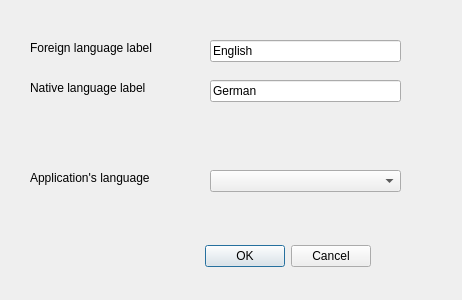
Old version of the form applicationsettings.ui in the repository nikolai-baschinski/UVT.
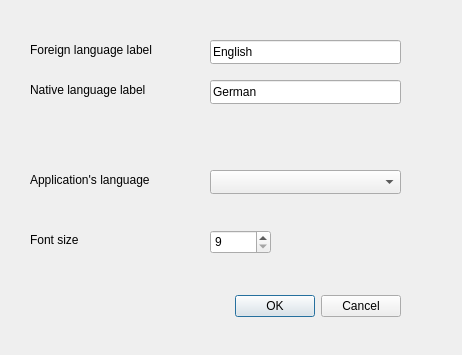
New version of the form.

```diff
--- a/applicationsettings.ui
+++ b/applicationsettings.ui
@@ -7,7 +7,7 @@
     <x>0</x>
     <y>0</y>
     <width>462</width>
-    <height>300</height>
+    <height>355</height>
    </rect>
   </property>
   <property name="windowTitle">
@@ -16,8 +16,8 @@
   <widget class="QDialogButtonBox" name="buttonBox">
    <property name="geometry">
     <rect>
-     <x>30</x>
-     <y>240</y>
+     <x>60</x>
+     <y>290</y>
      <width>341</width>
      <height>32</height>
     </rect>
@@ -35,7 +35,7 @@
      <x>210</x>
      <y>40</y>
      <width>191</width>
-     <height>22</height>
+     <height>24</height>
     </rect>
    </property>
    <property name="text">
@@ -48,7 +48,7 @@
      <x>210</x>
      <y>80</y>
      <width>191</width>
-     <height>22</height>
+     <height>24</height>
     </rect>
    </property>
    <property name="text">
@@ -61,7 +61,7 @@
      <x>30</x>
      <y>40</y>
      <width>171</width>
-     <height>16</height>
+     <height>20</height>
     </rect>
    </property>
    <property name="text">
@@ -74,7 +74,7 @@
      <x>30</x>
      <y>80</y>
      <width>171</width>
-     <height>16</height>
+     <height>20</height>
     </rect>
    </property>
    <property name="text">
@@ -87,7 +87,7 @@
      <x>210</x>
      <y>170</y>
      <width>191</width>
-     <height>22</height>
+     <height>24</height>
     </rect>
    </property>
   </widget>
@@ -97,13 +97,45 @@
      <x>30</x>
      <y>170</y>
      <width>171</width>
-     <height>16</height>
+     <height>20</height>
     </rect>
    </property>
    <property name="text">
     <string>Application's language</string>
    </property>
   </widget>
+  <widget class="QLabel" name="label_fontSize">
+   <property name="geometry">
+    <rect>
+     <x>30</x>
+     <y>230</y>
+     <width>101</width>
+     <height>20</height>
+    </rect>
+   </property>
+   <property name="text">
+    <string>Font size</string>
+   </property>
+  </widget>
+  <widget class="QSpinBox" name="spinBox_FontSize">
+   <property name="geometry">
+    <rect>
+     <x>210</x>
+     <y>230</y>
+     <width>61</width>
+     <height>24</height>
+    </rect>
+   </property>
+   <property name="readOnly">
+    <bool>false</bool>
+   </property>
+   <property name="minimum">
+    <number>9</number>
+   </property>
+   <property name="maximum">
+    <number>12</number>
+   </property>
+  </widget>
  </widget>
  <resources/>
  <connections>
```
